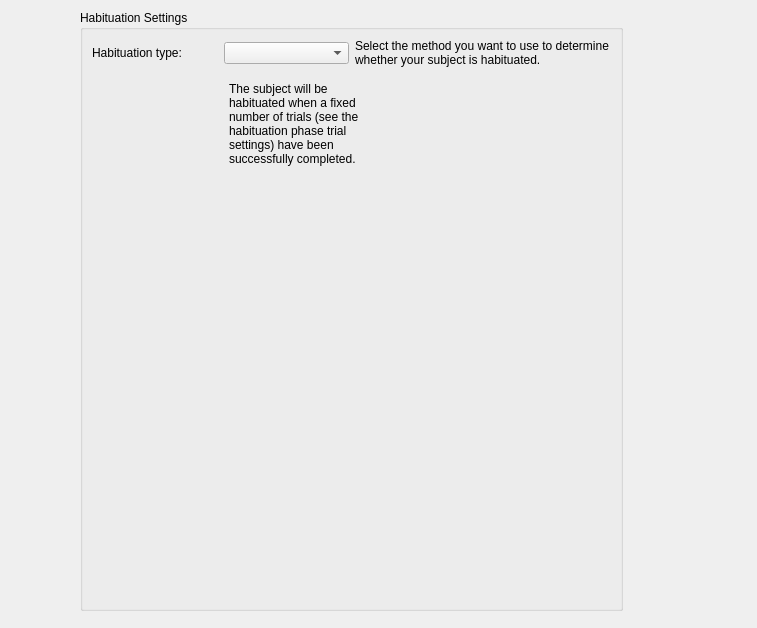
First picture: the form in libs/habutil/habit/HHabituationSetupForm.ui, repository djsperka/habit2-src, before the edit.
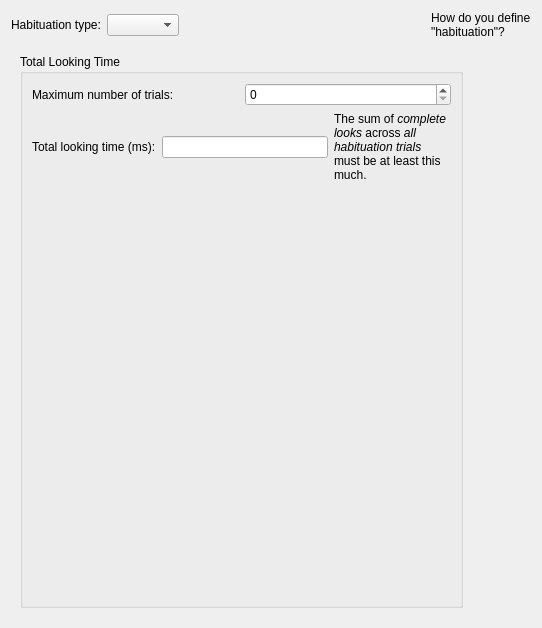
Second picture: the form after the edit. The open tabs and pages were chosen to show the change.

The edit to the form file:
```diff
--- a/libs/habutil/habit/HHabituationSetupForm.ui
+++ b/libs/habutil/habit/HHabituationSetupForm.ui
@@ -6,29 +6,15 @@
    <rect>
     <x>0</x>
     <y>0</y>
-    <width>757</width>
+    <width>542</width>
     <height>628</height>
    </rect>
   </property>
   <property name="windowTitle">
    <string>Form</string>
   </property>
-  <widget class="QGroupBox" name="groupBox">
-   <property name="geometry">
-    <rect>
-     <x>80</x>
-     <y>10</y>
-     <width>543</width>
-     <height>601</height>
-    </rect>
-   </property>
-   <property name="title">
-    <string>Habituation Settings</string>
-   </property>
    <layout class="QVBoxLayout" name="verticalLayout_9">
     <item>
-     <layout class="QHBoxLayout" name="horizontalLayout_2">
-      <item>
        <layout class="QHBoxLayout" name="horizontalLayout">
         <item>
          <widget class="QLabel" name="label">
@@ -40,12 +26,23 @@
         <item>
          <widget class="QComboBox" name="comboHabituationType"/>
         </item>
-       </layout>
+     <item>
+      <spacer name="horizontalSpacer_3">
+       <property name="orientation">
+        <enum>Qt::Horizontal</enum>
+       </property>
+       <property name="sizeHint" stdset="0">
+        <size>
+         <width>40</width>
+         <height>20</height>
+        </size>
+       </property>
+      </spacer>
       </item>
       <item>
        <widget class="QLabel" name="label_2">
         <property name="text">
-         <string>Select the method you want to use to determine whether your subject is habituated.</string>
+        <string>How do you define &quot;habituation&quot;?</string>
         </property>
         <property name="wordWrap">
          <bool>true</bool>
@@ -65,94 +62,30 @@
       <property name="currentIndex">
        <number>1</number>
       </property>
-      <widget class="QWidget" name="page">
-       <layout class="QVBoxLayout" name="verticalLayout_2">
-        <item>
-         <layout class="QHBoxLayout" name="horizontalLayout_3">
-          <item>
-           <spacer name="horizontalSpacer">
-            <property name="orientation">
-             <enum>Qt::Horizontal</enum>
-            </property>
-            <property name="sizeHint" stdset="0">
-             <size>
-              <width>40</width>
-              <height>20</height>
-             </size>
-            </property>
-           </spacer>
-          </item>
-          <item>
-           <layout class="QVBoxLayout" name="verticalLayout">
-            <item>
-             <widget class="QLabel" name="label_3">
-              <property name="text">
-               <string>&lt;html&gt;&lt;head/&gt;&lt;body&gt;&lt;p&gt;The subject will be habituated when a fixed number of trials (see the habituation phase trial settings) have been successfully completed.&lt;/p&gt;&lt;/body&gt;&lt;/html&gt;</string>
-              </property>
-              <property name="wordWrap">
-               <bool>true</bool>
-              </property>
-             </widget>
-            </item>
-            <item>
-             <spacer name="verticalSpacer">
-              <property name="orientation">
-               <enum>Qt::Vertical</enum>
-              </property>
-              <property name="sizeHint" stdset="0">
-               <size>
-                <width>20</width>
-                <height>40</height>
-               </size>
-              </property>
-             </spacer>
-            </item>
-           </layout>
-          </item>
-          <item>
-           <spacer name="horizontalSpacer_2">
-            <property name="orientation">
-             <enum>Qt::Horizontal</enum>
-            </property>
-            <property name="sizeHint" stdset="0">
-             <size>
-              <width>40</width>
-              <height>20</height>
-             </size>
-            </property>
-           </spacer>
-          </item>
-         </layout>
-        </item>
-        <item>
-         <spacer name="verticalSpacer_2">
-          <property name="orientation">
-           <enum>Qt::Vertical</enum>
-          </property>
-          <property name="sizeHint" stdset="0">
-           <size>
-            <width>20</width>
-            <height>206</height>
-           </size>
-          </property>
-         </spacer>
-        </item>
-       </layout>
-      </widget>
       <widget class="QWidget" name="page_2">
+      <layout class="QVBoxLayout" name="verticalLayout_2">
+       <item>
        <widget class="QGroupBox" name="groupBox_2">
-        <property name="geometry">
-         <rect>
-          <x>20</x>
-          <y>0</y>
-          <width>442</width>
-          <height>458</height>
-         </rect>
-        </property>
         <property name="title">
          <string>Habituation Criteria Settings</string>
         </property>
+         <layout class="QVBoxLayout" name="verticalLayout_11">
+          <item>
         <layout class="QVBoxLayout" name="verticalLayout_6">
+            <item>
+             <layout class="QHBoxLayout" name="horizontalLayout_10">
+              <item>
+               <widget class="QLabel" name="label_13">
+                <property name="text">
+                 <string>Maximum number of trials:</string>
+                </property>
+               </widget>
+              </item>
+              <item>
+               <widget class="QSpinBox" name="spinBoxMaxNumberOfHabituationTrials"/>
+              </item>
+             </layout>
+            </item>
          <item>
           <widget class="QFrame" name="frame">
            <property name="frameShape">
@@ -335,7 +268,11 @@
           </widget>
          </item>
         </layout>
-       </widget>
+          </item>
+         </layout>
+        </widget>
+       </item>
+      </layout>
       </widget>
       <widget class="QWidget" name="page_3">
        <layout class="QVBoxLayout" name="verticalLayout_8">
@@ -344,7 +281,23 @@
           <property name="title">
            <string>Total Looking Time</string>
           </property>
+         <layout class="QVBoxLayout" name="verticalLayout">
+          <item>
           <layout class="QVBoxLayout" name="verticalLayout_7">
+            <item>
+             <layout class="QHBoxLayout" name="horizontalLayout_11">
+              <item>
+               <widget class="QLabel" name="label_14">
+                <property name="text">
+                 <string>Maximum number of trials:</string>
+                </property>
+               </widget>
+              </item>
+              <item>
+               <widget class="QSpinBox" name="spinBoxMaximumNumberOfTotalLookingTrials"/>
+              </item>
+             </layout>
+            </item>
            <item>
             <layout class="QHBoxLayout" name="horizontalLayout_8">
              <item>
@@ -383,6 +336,8 @@
             </spacer>
            </item>
           </layout>
+          </item>
+         </layout>
          </widget>
         </item>
        </layout>
@@ -390,7 +345,6 @@
      </widget>
     </item>
    </layout>
-  </widget>
  </widget>
  <resources/>
  <connections>
```
Left out of the diff: 35 changed lines with no effect on the pictures. Lines whose indentation alone changed are shown as unchanged.
